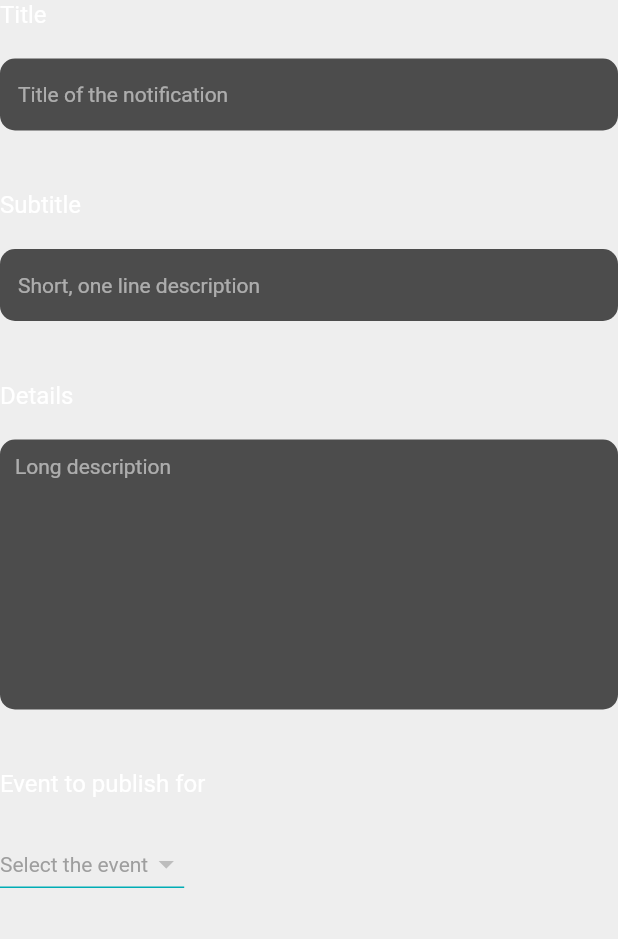
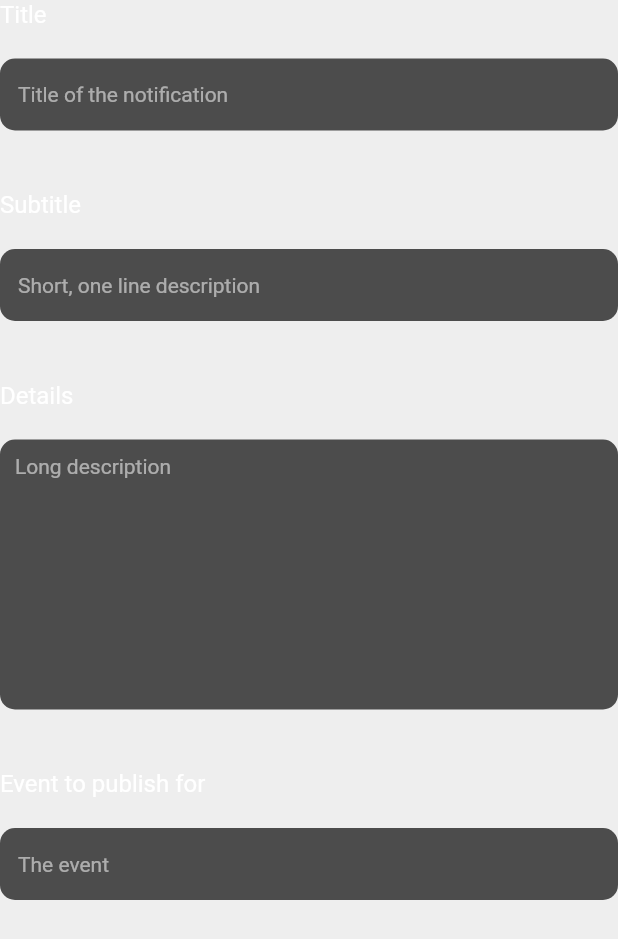
Before and after one commit to cynergy-ruas/aadhya_app, a Flutter app: the PublishingForm widget shown alone on an empty page, opened directly with empty values, on a phone screen of 412 x 824 dp. Shown: the top 939 px of the screen. Run offline on Flutter 3.47's test engine with Material 2 defaults, Android fonts, the phone set to English and light mode, and no system bars; our stand-ins replace flutter_typeahead, font_awesome_flutter, sliding_up_panel; missing offline and left inert: dwimay_backend, unicorndial; Roboto replaces fonts that are missing (OpenSans).

Commit message:
changed to suggestions form field

```diff
--- a/lib/pages/notification_publisher/publishing_form.dart
+++ b/lib/pages/notification_publisher/publishing_form.dart
@@ -1,5 +1,6 @@
 import 'package:dwimay_backend/dwimay_backend.dart';
 import 'package:flutter/material.dart';
+import 'package:flutter_typeahead/flutter_typeahead.dart';
 
 class PublishingForm extends StatefulWidget {
 
@@ -18,6 +19,7 @@ class PublishingFormState extends State<PublishingForm> {
   String _title;
   String _subtitle;
   String _description;
+  TextEditingController _eventsController;
 
   GlobalKey<FormState> formKey;
 
@@ -32,6 +34,9 @@ class PublishingFormState extends State<PublishingForm> {
 
     // initializing global key for form
     formKey = GlobalKey<FormState>();
+
+    // initializing the events controller
+    _eventsController = TextEditingController();
   }
 
   @override
@@ -128,65 +133,66 @@ class PublishingFormState extends State<PublishingForm> {
           // gap
           SizedBox(height: 20,),
 
-          // drop down menu for event
-          FormField<Event>(
-            builder: (FormFieldState<Event> state) {
-              return Column(
-                crossAxisAlignment: CrossAxisAlignment.start,
-                children: <Widget>[
-                  // the drop down menu to select the event
-                  DropdownButton<Event>(
-                    items: _generateItems(),
-                    onChanged: (Event value) => setState(() => state.didChange(value)),
-                    value: state.value,
+          // Suggestions field for events
+          TypeAheadFormField<Event>(
+            // configuring the field
+            textFieldConfiguration: TextFieldConfiguration(
+              decoration: InputDecoration(
+                hintText: "The event"
+              ),
+              style: Theme.of(context).textTheme.body1.copyWith(
+                color: Colors.white,
+              ),
+              controller: _eventsController
+            ),
 
-                    // the underline
-                    underline: Container(
-                      height: 1,
-                      color: (state.hasError) ? Colors.red : Theme.of(context).accentColor,
-                    ),
+            suggestionsBoxDecoration: SuggestionsBoxDecoration(
+              borderRadius: BorderRadius.circular(10),
+            ),
 
-                    // the hint text
-                    hint: Center(
-                      child: Text(
-                        "Select the event",
-                        style: Theme.of(context).textTheme.body1.copyWith(color: Colors.grey),
-                      ),
-                    ),
+            // used to get the suggestions from the string user has
+            // typed
+            suggestionsCallback: (String pattern) =>
+              widget.events.where(
+                (event) => event.name.toLowerCase().contains(pattern.toLowerCase())
+              ).toList(),
 
-                    // how the selected item should look like
-                    selectedItemBuilder: (BuildContext buildContext) =>
-                      widget.events.map<Widget>((event) =>
-                        Center(
-                          child: Text(
-                            event.name,
-                            style: Theme.of(context).textTheme.body1.copyWith(
-                              color: Colors.white
-                            ),
-                          ),
-                        )
-                      ).toList()
-                  ),
-                ]
+            // used to build the UI for each suggestion
+            itemBuilder: (BuildContext context, Event suggestion) =>
+              ListTile(
+                title: Text(suggestion.name),
+              ),
 
-                ..addAll(
-                  // the error text, if any
-                  (state.hasError)
-                  ? [Text(
-                      state.errorText,
-                      style: Theme.of(context).textTheme.caption.copyWith(color: Colors.red)
-                    )]
-                  : []
+            // Used to build the UI when no matching suggestion is found
+            noItemsFoundBuilder: (BuildContext context) =>
+              ListTile(
+                title: Text(
+                  "No events found.",
+                  style: TextStyle(color: Colors.grey),
                 ),
-              );
-            },
-            // validator for the form
-            validator: (Event event) {
-              if (event == null)
-                return "Event cannot be empty";
+              ),
+
+            // defines what to do when a suggestion is tapped
+            onSuggestionSelected: (Event suggestion) =>
+              _eventsController.text = suggestion.name,
+
+            // validator
+            validator: (String selected) {
+              if (selected.isEmpty) {
+                return "Please select a city";
+              }
+
+              if (widget.events.where((event) => event.name == selected).length == 0) {
+                return "Please select a valid event";
+              }
+
               return null;
             },
-            onSaved: (Event event) => _event = event,
+
+            // defines what to do when the form is saved
+            onSaved: (String value) =>
+              _event = widget.events.firstWhere((event) => event.name == value),
+
           ),
 
           // gap
@@ -194,19 +200,6 @@ class PublishingFormState extends State<PublishingForm> {
         ],
       ),
     );
-  }
-
-  /// Generates the drop down menu items
-  List<DropdownMenuItem> _generateItems() {
-    return widget.events.map(
-      (event) => DropdownMenuItem<Event>(
-        child: Text(
-          event.name,
-          style: Theme.of(context).textTheme.body1,
-        ),
-        value: event
-      )
-    ).toList();
   }
 
   /// validates and saves the form.
--- a/pubspec.yaml
+++ b/pubspec.yaml
@@ -24,6 +24,7 @@ dependencies:
 
   font_awesome_flutter: ^8.5.0
   sliding_up_panel: ^0.3.6
+  flutter_typeahead: ^1.7.0
   dwimay_backend:
     git: https://github.com/cynergy-ruas/dwimay_app_backend.git
 
```
Also changed, not shown: pubspec.lock.
